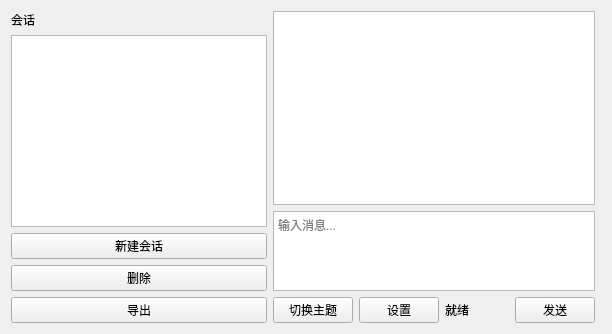
Above: forms/chatwidget.ui from haitao0310/glmassistant before the change. Below: the same form after it.
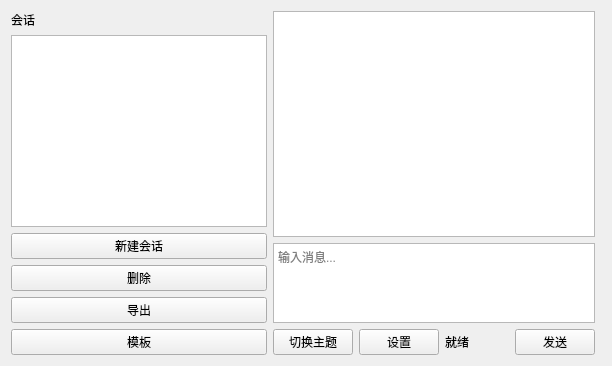
That is the form after the change. Custom widgets are drawn as their Qt base class.

Commit message:
feat: Prompt 模板库(schema v4 + UI)
- DB schema v4: prompts 表(id/name/content/created_time)
- PromptTemplate(LlmTypes) + DatabaseManager CRUD(createPrompt/prompts/deletePrompt)
- chatwidget.ui: 加模板按钮
- ChatWidget: 模板按钮 → QMenu(已存模板列表 + 新建模板)
- 选模板 → 插入 inputEdit; 新建 → 存当前输入到 DB

Patch:
```diff
--- a/forms/chatwidget.ui
+++ b/forms/chatwidget.ui
@@ -28,6 +28,11 @@
        <property name="text"><string>导出</string></property>
       </widget>
      </item>
+     <item>
+      <widget class="QPushButton" name="promptBtn">
+       <property name="text"><string>模板</string></property>
+      </widget>
+     </item>
     </layout>
    </item>
    <item>
```
The commit also changes 4 other files.
